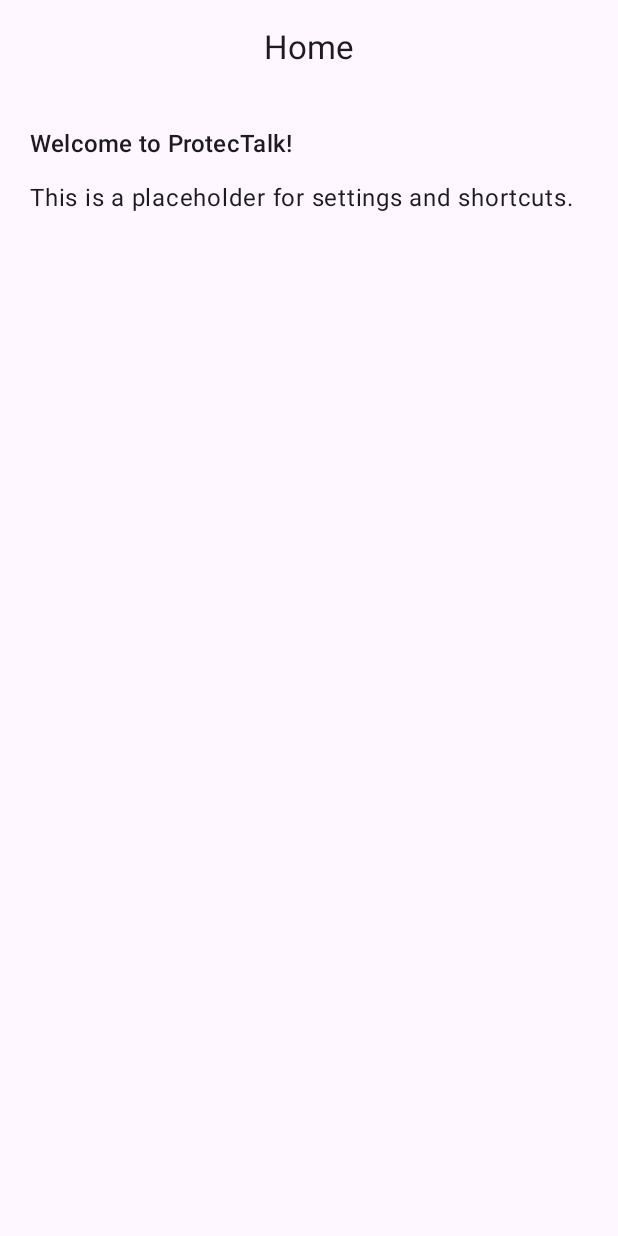
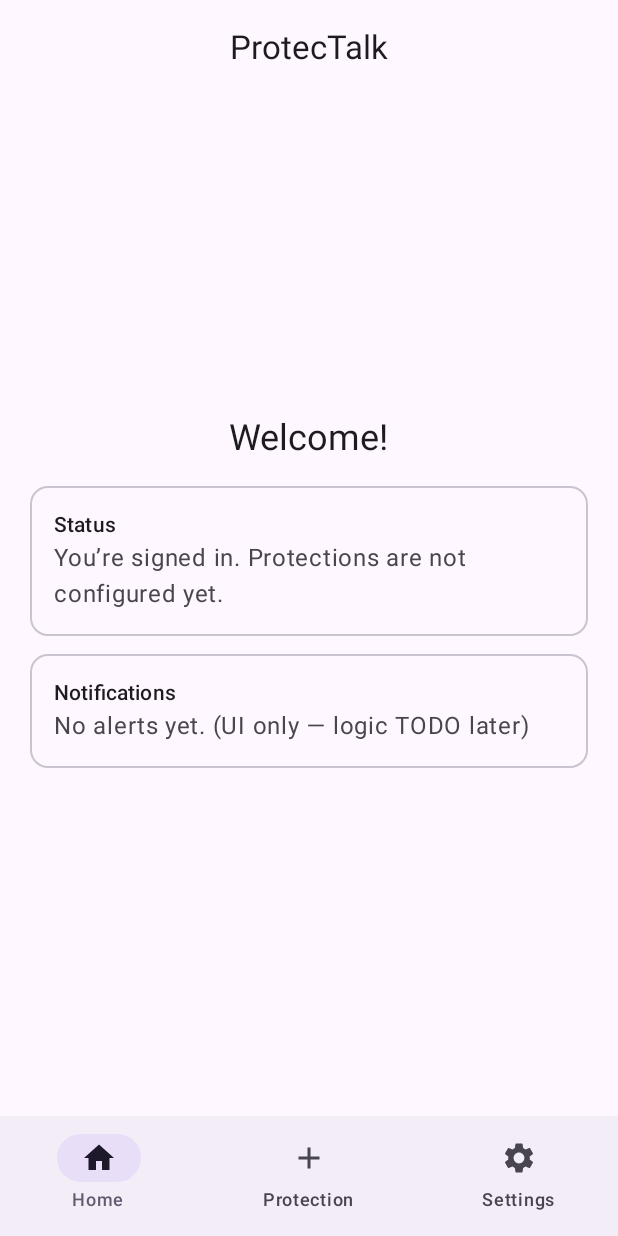
Before and after one commit to AlonBletter/protectalk-client, an Android app built with Jetpack Compose: the HomeScreen screen opened through its navigation route, on a phone screen of 412 x 824 dp. Run offline under Robolectric (Android 15) with nearby library versions, the phone set to English and light mode, and no system bars.

Commit message:
Made the navigation bar below with home, protection and settings.
Now going to fix the back recursive

```diff
--- a/app/src/main/java/com/protectalk/client/navigation/AppNavHost.kt
+++ b/app/src/main/java/com/protectalk/client/navigation/AppNavHost.kt
@@ -1,34 +1,89 @@
 package com.protectalk.client.navigation
 
+import androidx.compose.foundation.layout.padding
+import androidx.compose.material.icons.Icons
+import androidx.compose.material.icons.filled.Home
+import androidx.compose.material.icons.filled.Settings
+import androidx.compose.material.icons.filled.Add
+import androidx.compose.material3.*
 import androidx.compose.runtime.Composable
+import androidx.compose.runtime.getValue
+import androidx.navigation.NavDestination
+import androidx.navigation.NavDestination.Companion.hierarchy
+import androidx.navigation.NavGraph.Companion.findStartDestination
 import androidx.navigation.NavHostController
 import androidx.navigation.NavType
-import androidx.navigation.compose.NavHost
-import androidx.navigation.compose.composable
+import androidx.navigation.compose.*
 import androidx.navigation.navArgument
 import com.protectalk.client.ui.home.HomeScreen
 import com.protectalk.client.ui.protection.ProtectionScreen
 import com.protectalk.client.ui.registration.RegistrationScreen
 import com.protectalk.client.ui.registration.VerificationScreen
+import com.protectalk.client.ui.settings.SettingsScreen
 
+private data class NavItem(
+    val route: String,
+    val label: String,
+    val icon: androidx.compose.ui.graphics.vector.ImageVector
+)
+
+private val bottomItems = listOf(
+    NavItem(Routes.Home, "Home", Icons.Default.Home),
+    NavItem(Routes.Protection, "Protection", Icons.Default.Add),
+    NavItem(Routes.Settings, "Settings", Icons.Default.Settings)
+)
+
+@OptIn(ExperimentalMaterial3Api::class)
 @Composable
 fun AppNavHost(navController: NavHostController) {
+    val navBackStackEntry by navController.currentBackStackEntryAsState()
+    val currentDest: NavDestination? = navBackStackEntry?.destination
+
+    Scaffold(
+        bottomBar = {
+            // Show bottom bar only when not in auth flow
+            val showBar = currentDest?.route?.startsWith("verification") == false &&
+                    currentDest?.route != Routes.Registration
+            if (showBar) {
+                NavigationBar {
+                    bottomItems.forEach { item ->
+                        val selected = currentDest.isRouteInHierarchy(item.route)
+                        NavigationBarItem(
+                            selected = selected,
+                            onClick = {
+                                navController.navigate(item.route) {
+                                    // Pop up to the start of the graph to avoid building a large stack
+                                    popUpTo(navController.graph.findStartDestination().id) {
+                                        saveState = true
+                                    }
+                                    // Avoid multiple copies of the same destination
+                                    launchSingleTop = true
+                                    // Restore state when reselecting a previously selected item
+                                    restoreState = true
+                                }
+                            },
+                            icon = { Icon(item.icon, contentDescription = item.label) },
+                            label = { Text(item.label) }
+                        )
+                    }
+                }
+            }
+        }
+    ) { padding ->
         NavHost(
             navController = navController,
-        startDestination = Routes.Registration
+            startDestination = Routes.Registration,
+            modifier = androidx.compose.ui.Modifier.padding(padding)
         ) {
-        // Registration -> user enters phone, we navigate to verification with the phone string
             composable(Routes.Registration) {
                 RegistrationScreen(
                     onContinue = { phone ->
-                    // TODO(auth): kick off Firebase verifyPhoneNumber(phone) before navigating,
-                    //             stash verificationId/resendToken in a ViewModel.
+                        // TODO(auth): start Firebase verifyPhoneNumber(phone) before nav; stash verificationId/resendToken
                         navController.navigate("verification/$phone")
                     }
                 )
             }
 
-        // Verification -> user enters 6-digit code, on success go to Home and clear auth from back stack
             composable(
                 route = Routes.Verification,
                 arguments = listOf(navArgument("phone") { type = NavType.StringType })
@@ -38,23 +93,21 @@ fun AppNavHost(navController: NavHostController) {
                     phoneNumber = phone,
                     onVerified = {
                         navController.navigate(Routes.Home) {
-                        // Remove Registration & Verification from history so back can't return to them
-                        popUpTo(Routes.Registration) { inclusive = true }
+                            popUpTo(Routes.Registration) { inclusive = true } // clear auth screens
                             launchSingleTop = true
                         }
                     },
-                onBack = { /* no-op: we don't allow going back in auth flow */ }
+                    onBack = { /* no-op: no back in auth */ }
                 )
             }
 
-        // Home (placeholder for now)
-        composable(Routes.Home) {
-            HomeScreen()
-        }
-
-        // Protection (placeholder for now)
-        composable(Routes.Protection) {
-            ProtectionScreen()
+            composable(Routes.Home) { HomeScreen() }
+            composable(Routes.Protection) { ProtectionScreen() }
+            composable(Routes.Settings) { SettingsScreen() }
         }
     }
 }
+
+// tiny helper to highlight the selected tab when nested graphs are used (safe here too)
+private fun NavDestination?.isRouteInHierarchy(route: String): Boolean =
+    this?.hierarchy?.any { it.route == route } == true
--- a/app/src/main/java/com/protectalk/client/navigation/Routes.kt
+++ b/app/src/main/java/com/protectalk/client/navigation/Routes.kt
@@ -5,4 +5,5 @@ object Routes {
     const val Verification = "verification/{phone}"
     const val Home = "home"
     const val Protection = "protection"
+    const val Settings = "settings"
 }
--- a/app/src/main/java/com/protectalk/client/ui/home/HomeScreen.kt
+++ b/app/src/main/java/com/protectalk/client/ui/home/HomeScreen.kt
@@ -3,6 +3,7 @@ package com.protectalk.client.ui.home
 import androidx.compose.foundation.layout.*
 import androidx.compose.material3.*
 import androidx.compose.runtime.Composable
+import androidx.compose.ui.Alignment
 import androidx.compose.ui.Modifier
 import androidx.compose.ui.unit.dp
 
@@ -10,21 +11,43 @@ import androidx.compose.ui.unit.dp
 @Composable
 fun HomeScreen() {
     Scaffold(
-        topBar = {
-            CenterAlignedTopAppBar(
-                title = { Text("Home") }
-            )
-        }
+        topBar = { CenterAlignedTopAppBar(title = { Text("ProtecTalk") }) }
     ) { padding ->
-        Column(
-            Modifier
+        Box(
+            modifier = Modifier
                 .padding(padding)
                 .fillMaxSize()
-                .padding(20.dp)
         ) {
-            Text("Welcome to ProtecTalk!", style = MaterialTheme.typography.titleMedium)
-            Spacer(Modifier.height(12.dp))
-            Text("This is a placeholder for settings and shortcuts.")
+            Column(
+                modifier = Modifier
+                    .align(Alignment.Center)
+                    .padding(horizontal = 20.dp)
+                    .widthIn(max = 480.dp),
+                horizontalAlignment = Alignment.CenterHorizontally
+            ) {
+                Text("Welcome!", style = MaterialTheme.typography.headlineSmall)
+                Spacer(Modifier.height(16.dp))
+
+                OutlinedCard(Modifier.fillMaxWidth()) {
+                    Column(Modifier.padding(16.dp)) {
+                        Text("Status", style = MaterialTheme.typography.titleSmall)
+                        Text("You’re signed in. Protections are not configured yet.",
+                            color = MaterialTheme.colorScheme.onSurfaceVariant)
+                    }
+                }
+
+                Spacer(Modifier.height(12.dp))
+
+                OutlinedCard(Modifier.fillMaxWidth()) {
+                    Column(Modifier.padding(16.dp)) {
+                        Text("Notifications", style = MaterialTheme.typography.titleSmall)
+                        Text("No alerts yet. (UI only — logic TODO later)",
+                            color = MaterialTheme.colorScheme.onSurfaceVariant)
+                    }
+                }
+
+                Spacer(Modifier.height(20.dp))
+            }
         }
     }
 }
--- a/app/src/main/java/com/protectalk/client/ui/registration/RegistrationScreen.kt
+++ b/app/src/main/java/com/protectalk/client/ui/registration/RegistrationScreen.kt
@@ -59,7 +59,7 @@ fun RegistrationScreen(
                         .height(48.dp)
                 ) { Text("Continue") }
 
-                Spacer(Modifier.height(12.dp))
+                Spacer(Modifier.height(10.dp))
 
                 Text(
                     "By continuing you agree to our basic terms (placeholder).",
--- a/app/src/main/java/com/protectalk/client/ui/registration/VerificationScreen.kt
+++ b/app/src/main/java/com/protectalk/client/ui/registration/VerificationScreen.kt
@@ -88,7 +88,7 @@ fun VerificationScreen(
                         .height(48.dp)
                 ) { Text("Verify") }
 
-                Spacer(Modifier.height(12.dp))
+                Spacer(Modifier.height(10.dp))
 
                 TextButton(
                     onClick = {
```
Also changed, not shown: app/src/main/java/com/protectalk/client/ui/settings/SettingsScreen.kt (added, +20 -0 lines). Lines whose indentation alone changed are shown as unchanged.
